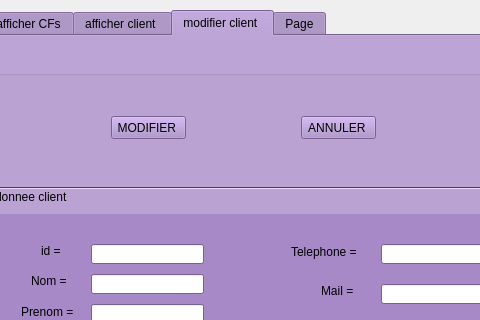
This is mainwindow.ui in mensia/projectCPP_2A as Qt 5 draws it before an edit; both pictures show x 111 to 591 and y 0 to 320 of the 839 by 619 pixel window. The edited form follows.
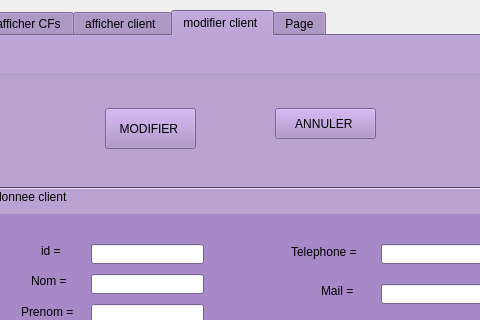
This is the edited form. The open tabs and pages were chosen to show the change.

What changed in the file:
```diff
--- a/mainwindow.ui
+++ b/mainwindow.ui
@@ -1857,10 +1857,10 @@
       <widget class="QPushButton" name="pushButton_modifier_client">
        <property name="geometry">
         <rect>
-         <x>200</x>
-         <y>60</y>
-         <width>75</width>
-         <height>23</height>
+         <x>194</x>
+         <y>52</y>
+         <width>91</width>
+         <height>41</height>
         </rect>
        </property>
        <property name="text">
@@ -1870,10 +1870,10 @@
       <widget class="QPushButton" name="pushButton_11">
        <property name="geometry">
         <rect>
-         <x>390</x>
-         <y>60</y>
-         <width>75</width>
-         <height>23</height>
+         <x>364</x>
+         <y>52</y>
+         <width>101</width>
+         <height>31</height>
         </rect>
        </property>
        <property name="text">
```
Left out of the diff: 32 changed lines with no effect on the pictures.
